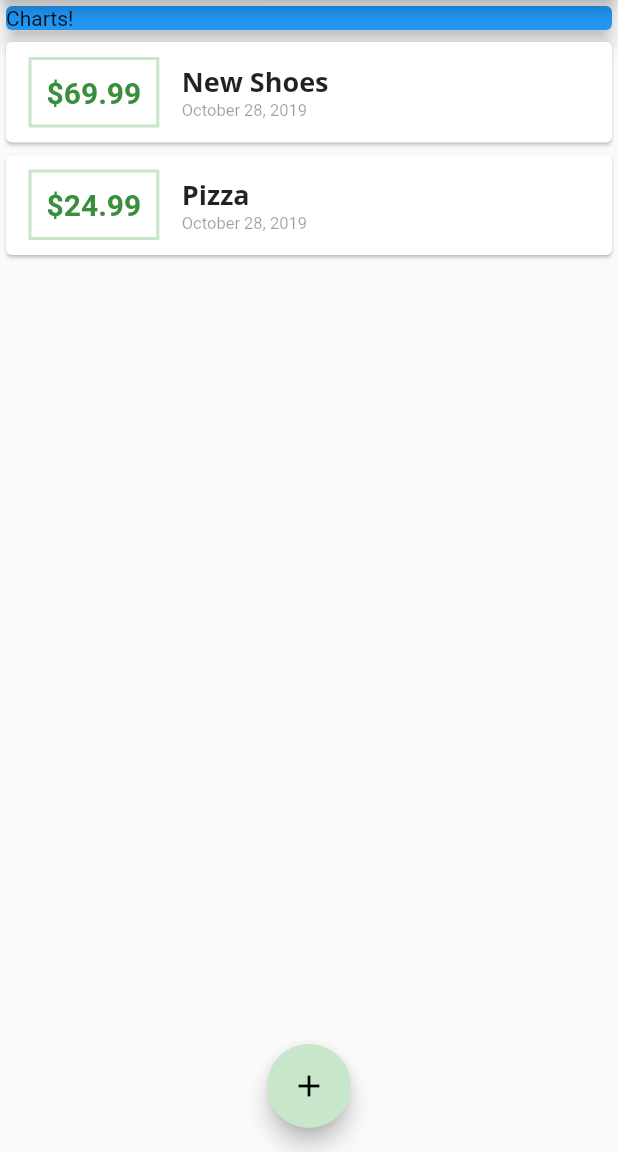
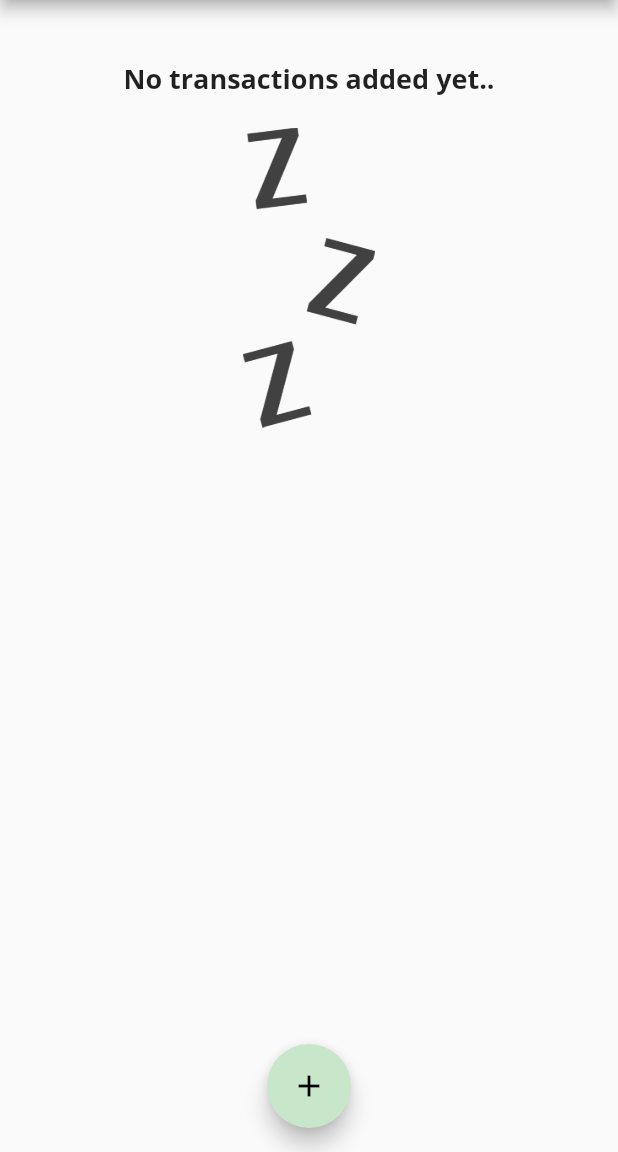
Before and after one commit to SavvyChap/expense_tracker, a Flutter app: the screen it shows after launch, on a phone screen of 412 x 824 dp, the part 84-1236 px from its top. Run offline on Flutter 3.47's test engine with Material 2 defaults, Android fonts, the phone set to English and light mode, and no system bars.

Commit message:
The list now displays a picture when there are no items on it.

```diff
--- a/lib/main.dart
+++ b/lib/main.dart
@@ -2,6 +2,7 @@ import 'package:flutter/material.dart';
 
 import './widgets/new_transaction.dart';
 import './widgets/transaction_list.dart';
+import './widgets/chart.dart';
 import './models/transaction.dart';
 
 void main() => runApp(MyApp());
@@ -45,19 +46,25 @@ class MyHomePage extends StatefulWidget {
 class _MyHomePageState extends State<MyHomePage> {
 
   final List<Transaction> _userTransactions = [
-    Transaction(
-        id: 't1',
-        title: 'New Shoes',
-        amount: 69.99,
-        date: DateTime.now()
-    ),
-    Transaction(
-        id: 't2',
-        title: 'Pizza',
-        amount: 24.99,
-        date: DateTime.now()
-    )
+//    Transaction(
+//        id: 't1',
+//        title: 'New Shoes',
+//        amount: 69.99,
+//        date: DateTime.now()
+//    ),
+//    Transaction(
+//        id: 't2',
+//        title: 'Pizza',
+//        amount: 24.99,
+//        date: DateTime.now()
+//    )
   ];
+
+  List<Transaction> get _recentTransactions {
+    return _userTransactions.where((tx) {
+      return tx.date.isAfter(DateTime.now().subtract(Duration(days: 7)));
+    }).toList();
+  }
 
   void _addNewTransaction(String title, double amount) {
     final newTx = Transaction(
@@ -101,14 +108,7 @@ class _MyHomePageState extends State<MyHomePage> {
           //mainAxisAlignment: MainAxisAlignment.start,
           crossAxisAlignment: CrossAxisAlignment.stretch,
           children: <Widget>[
-            Container(
-              width: double.infinity,
-              child: Card(
-                color: Colors.blue,
-                child: Text('Charts!'),
-                elevation: 5,
-              ),
-            ),
+            Chart(_recentTransactions),
             TransactionList(_userTransactions),
           ],
         ),
--- /dev/null
+++ b/lib/widgets/chart.dart
@@ -0,0 +1,47 @@
+import 'package:flutter/material.dart';
+import 'package:intl/intl.dart';
+
+import '../models/transaction.dart';
+
+class Chart extends StatelessWidget {
+  final List<Transaction> recentTransactions;
+
+  Chart(this.recentTransactions);
+
+  List<Map<String, Object>> get groupedTransactionValues {
+    return List.generate(7, (index) {
+      final weekDay = DateTime.now().subtract(Duration(days: index),);
+      var totalSum = 0.0;
+
+      for (var i = 0; i < recentTransactions.length; i++) {
+        if(recentTransactions[i].date.day == weekDay.day &&
+            recentTransactions[i].date.month == weekDay.month &&
+            recentTransactions[i].date.year == weekDay.year)
+        {
+          totalSum += recentTransactions[i].amount;
+        }
+      }
+
+      print(DateFormat.E().format(weekDay));
+      print(totalSum);
+
+      return {
+        'day': DateFormat.E().format(weekDay),
+        'amount': totalSum};
+    });
+  }
+
+  @override
+  Widget build(BuildContext context) {
+    print(groupedTransactionValues);
+    return Card(
+      elevation: 6,
+      margin: EdgeInsets.all(20),
+      child: Row(
+        children: <Widget>[
+
+        ],
+      ),
+    );
+  }
+}
--- a/lib/widgets/new_transaction.dart
+++ b/lib/widgets/new_transaction.dart
@@ -11,7 +11,6 @@ class NewTransaction extends StatefulWidget {
 
 class _NewTransactionState extends State<NewTransaction> {
   final titleController = TextEditingController();
-
   final amountController = TextEditingController();
 
   void submitData() {
--- a/lib/widgets/transaction_list.dart
+++ b/lib/widgets/transaction_list.dart
@@ -12,7 +12,25 @@ class TransactionList extends StatelessWidget {
   Widget build(BuildContext context) {
     return Container(
       height: 300,
-      child: ListView.builder(
+      child: transactions.isEmpty
+          ? Column(
+              children: <Widget>[
+                Text(
+                  'No transactions added yet..',
+                  style: Theme.of(context).textTheme.title,
+                ),
+                SizedBox(
+                  height: 20,
+                ),
+                Container(
+                    height: 200,
+                    child: Image.asset(
+                      'assets/images/waiting.png',
+                      fit: BoxFit.cover,
+                    )),
+              ],
+            )
+      : ListView.builder(
         itemBuilder: (ctx, index) {
           return Card(
             child: Row(
--- a/pubspec.yaml
+++ b/pubspec.yaml
@@ -42,8 +42,8 @@ flutter:
   uses-material-design: true
 
   # To add assets to your application, add an assets section, like this:
-  # assets:
-  #  - images/a_dot_burr.jpeg
+  assets:
+    - assets/images/waiting.png
   #  - images/a_dot_ham.jpeg
 
   # An image asset can refer to one or more resolution-specific "variants", see
```
Also changed, not shown: assets/images/waiting.png (added).
